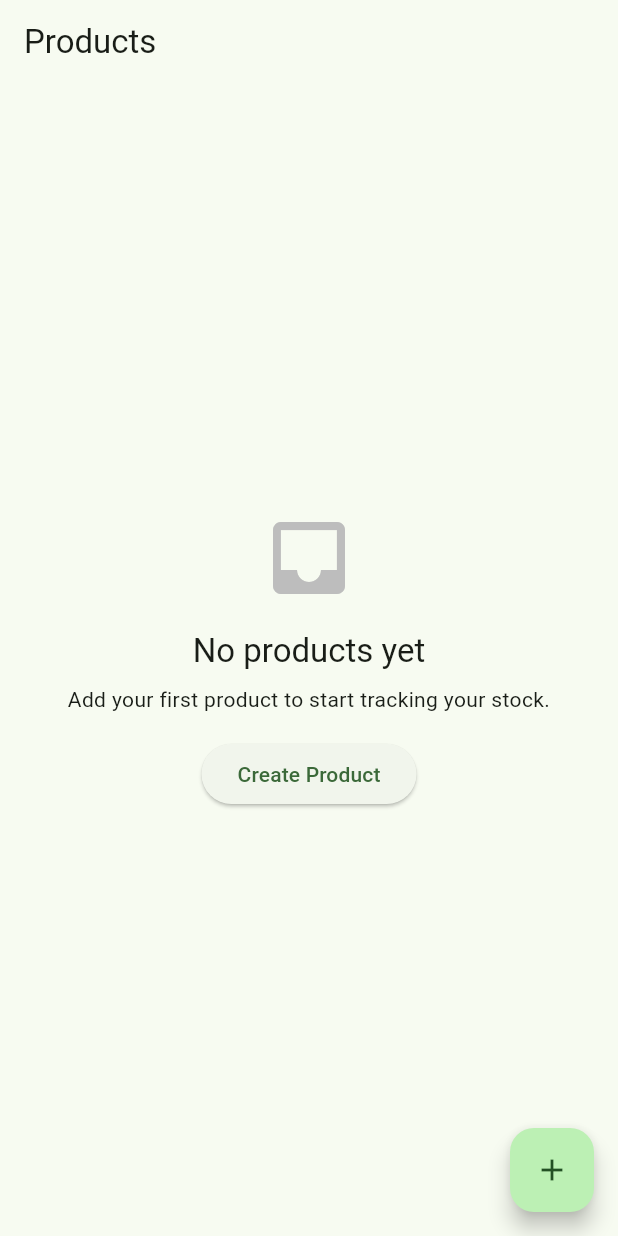
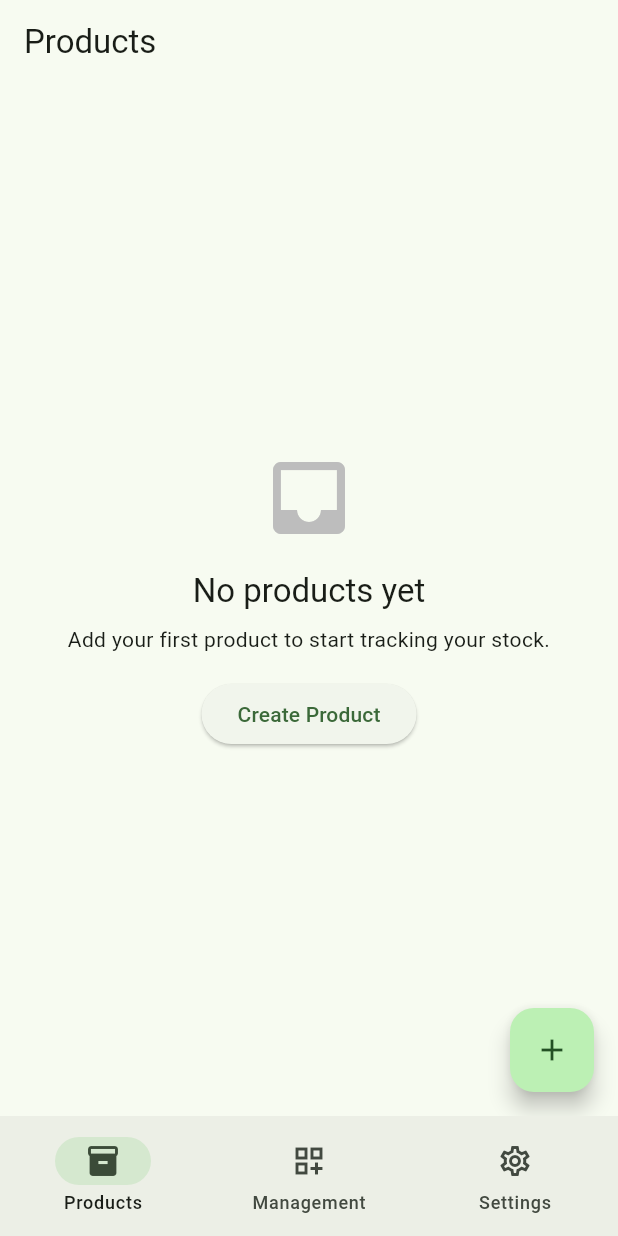
Before and after one commit to TudoEmCasa/mobile-app, a Flutter app: the screen it shows after launch, on a phone screen of 412 x 824 dp. Run offline on Flutter 3.47's test engine with Material 3 defaults, Android fonts, the phone set to English and light mode, and no system bars; our stand-ins replace drift, flutter_riverpod; accounts and stored records are empty; generated files the repository leaves out were written again.

Commit message:
feat: restructure app architecture with new app shell and management settings pages

```diff
--- a/lib/app.dart
+++ b/lib/app.dart
@@ -0,0 +1,19 @@
+import 'package:flutter/material.dart';
+import 'package:tudo_em_casa/presentation/shell/app_shell_page.dart';
+
+class TudoEmCasaApp extends StatelessWidget {
+  const TudoEmCasaApp({super.key});
+
+  @override
+  Widget build(BuildContext context) {
+    return MaterialApp(
+      title: 'Tudo em Casa',
+      debugShowCheckedModeBanner: false,
+      theme: ThemeData(
+        useMaterial3: true,
+        colorScheme: ColorScheme.fromSeed(seedColor: Colors.green),
+      ),
+      home: const AppShellPage(),
+    );
+  }
+}
--- a/lib/core/database/app_database.dart
+++ b/lib/core/database/app_database.dart
@@ -4,11 +4,10 @@ import 'package:drift/drift.dart';
 import 'package:drift/native.dart';
 import 'package:path/path.dart' as p;
 import 'package:path_provider/path_provider.dart';
-
 import 'package:tudo_em_casa/core/database/tables/categories.dart';
 import 'package:tudo_em_casa/core/database/tables/product_types.dart';
+import 'package:tudo_em_casa/core/database/tables/products.dart';
 import 'package:tudo_em_casa/core/database/tables/units.dart';
-import 'package:tudo_em_casa/core/database/tables/products.dart';
 
 part 'app_database.g.dart';
 
--- a/lib/features/products/data/repositories/product_repository.dart
+++ b/lib/features/products/data/repositories/product_repository.dart
@@ -1,9 +1,9 @@
 import 'package:drift/drift.dart';
 import 'package:tudo_em_casa/core/database/app_database.dart';
+import 'package:tudo_em_casa/features/categories/data/models/category_model.dart';
 import 'package:tudo_em_casa/features/product_types/data/models/product_type_model.dart';
-import 'package:tudo_em_casa/features/categories/data/models/category_model.dart';
+import 'package:tudo_em_casa/features/products/data/models/index.dart';
 import 'package:tudo_em_casa/features/units/data/models/unit_model.dart';
-import 'package:tudo_em_casa/features/products/data/models/index.dart';
 
 class ProductRepository {
   final AppDatabase _db;
--- a/lib/features/products/presentation/pages/index.dart
+++ b/lib/features/products/presentation/pages/index.dart
@@ -1,2 +1,2 @@
+export 'product_form_page.dart';
 export 'product_list_page.dart';
-export 'product_form_page.dart';
--- a/lib/features/products/presentation/pages/product_form_page.dart
+++ b/lib/features/products/presentation/pages/product_form_page.dart
@@ -3,11 +3,11 @@ import 'package:flutter_riverpod/flutter_riverpod.dart';
 import 'package:tudo_em_casa/features/product_types/data/models/index.dart';
 import 'package:tudo_em_casa/features/product_types/data/providers/product_type_repository_provider.dart';
 import 'package:tudo_em_casa/features/product_types/presentation/pages/index.dart';
+import 'package:tudo_em_casa/features/products/data/models/index.dart';
+import 'package:tudo_em_casa/features/products/presentation/viewmodels/product_list_viewmodel.dart';
 import 'package:tudo_em_casa/features/units/data/models/index.dart';
 import 'package:tudo_em_casa/features/units/data/providers/unit_repository_provider.dart';
 import 'package:tudo_em_casa/features/units/presentation/pages/index.dart';
-import 'package:tudo_em_casa/features/products/data/models/index.dart';
-import 'package:tudo_em_casa/features/products/presentation/viewmodels/product_list_viewmodel.dart';
 
 class ProductFormPage extends ConsumerStatefulWidget {
   final ProductModel? product;
@@ -252,7 +252,7 @@ class _ProductFormPageState extends ConsumerState<ProductFormPage> {
                   Expanded(
                     child: TextField(
                       controller: _quantityController,
-                      keyboardType: TextInputType.numberWithOptions(
+                      keyboardType: const TextInputType.numberWithOptions(
                         decimal: true,
                       ),
                       decoration: InputDecoration(
--- a/lib/features/products/presentation/widgets/empty_products_widget.dart
+++ b/lib/features/products/presentation/widgets/empty_products_widget.dart
@@ -20,7 +20,7 @@ class EmptyProductsWidget extends StatelessWidget {
               style: Theme.of(context).textTheme.titleLarge,
             ),
             const SizedBox(height: 8),
-            Text(
+            const Text(
               'Add your first product to start tracking your stock.',
               textAlign: TextAlign.center,
             ),
--- a/lib/features/products/presentation/widgets/index.dart
+++ b/lib/features/products/presentation/widgets/index.dart
@@ -1,2 +1,2 @@
+export 'empty_products_widget.dart';
 export 'product_item_widget.dart';
-export 'empty_products_widget.dart';
--- a/lib/features/units/presentation/widgets/index.dart
+++ b/lib/features/units/presentation/widgets/index.dart
@@ -1,2 +1,2 @@
+export 'empty_units_widget.dart';
 export 'unit_item_widget.dart';
-export 'empty_units_widget.dart';
--- a/lib/main.dart
+++ b/lib/main.dart
@@ -1,28 +1,7 @@
 import 'package:flutter/material.dart';
 import 'package:flutter_riverpod/flutter_riverpod.dart';
-import 'package:tudo_em_casa/core/database/app_database.dart';
-import 'package:tudo_em_casa/features/categories/presentation/pages/category_list_page.dart';
-import 'package:tudo_em_casa/features/product_types/presentation/pages/product_type_list_page.dart';
-import 'package:tudo_em_casa/features/products/presentation/pages/product_list_page.dart';
-import 'package:tudo_em_casa/features/units/presentation/pages/unit_list_page.dart';
+import 'package:tudo_em_casa/app.dart';
 
 void main() {
   runApp(const ProviderScope(child: TudoEmCasaApp()));
 }
-
-class TudoEmCasaApp extends StatelessWidget {
-  const TudoEmCasaApp({super.key});
-
-  @override
-  Widget build(BuildContext context) {
-    return MaterialApp(
-      title: 'Tudo em Casa',
-      debugShowCheckedModeBanner: false,
-      theme: ThemeData(
-        useMaterial3: true,
-        colorScheme: ColorScheme.fromSeed(seedColor: Colors.green),
-      ),
-      home: const ProductListPage(),
-    );
-  }
-}
--- /dev/null
+++ b/lib/presentation/shell/app_shell_page.dart
@@ -0,0 +1,53 @@
+import 'package:flutter/material.dart';
+import 'package:tudo_em_casa/features/management/presentation/pages/management_page.dart';
+import 'package:tudo_em_casa/features/products/presentation/pages/product_list_page.dart';
+import 'package:tudo_em_casa/features/settings/presentation/pages/settings_page.dart';
+
+class AppShellPage extends StatefulWidget {
+  const AppShellPage({super.key});
+
+  @override
+  State<AppShellPage> createState() => _AppShellPageState();
+}
+
+class _AppShellPageState extends State<AppShellPage> {
+  int _selectedIndex = 0;
+
+  final List<Widget> _pages = const [
+    ProductListPage(),
+    ManagementPage(),
+    SettingsPage(),
+  ];
+
+  @override
+  Widget build(BuildContext context) {
+    return Scaffold(
+      body: IndexedStack(index: _selectedIndex, children: _pages),
+      bottomNavigationBar: NavigationBar(
+        selectedIndex: _selectedIndex,
+        onDestinationSelected: (index) {
+          setState(() {
+            _selectedIndex = index;
+          });
+        },
+        destinations: const [
+          NavigationDestination(
+            icon: Icon(Icons.inventory_2_outlined),
+            selectedIcon: Icon(Icons.inventory_2),
+            label: 'Products',
+          ),
+          NavigationDestination(
+            icon: Icon(Icons.dashboard_customize_outlined),
+            selectedIcon: Icon(Icons.dashboard_customize),
+            label: 'Management',
+          ),
+          NavigationDestination(
+            icon: Icon(Icons.settings_outlined),
+            selectedIcon: Icon(Icons.settings),
+            label: 'Settings',
+          ),
+        ],
+      ),
+    );
+  }
+}
```
Also changed, not shown: lib/features/management/presentation/pages/management_page.dart (added, +10 -0 lines), lib/features/settings/presentation/pages/settings_page.dart (added, +10 -0 lines), 2 other files.
